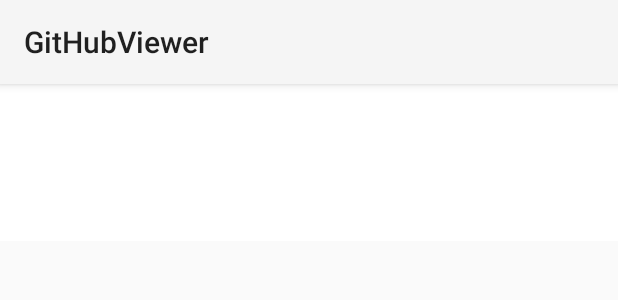
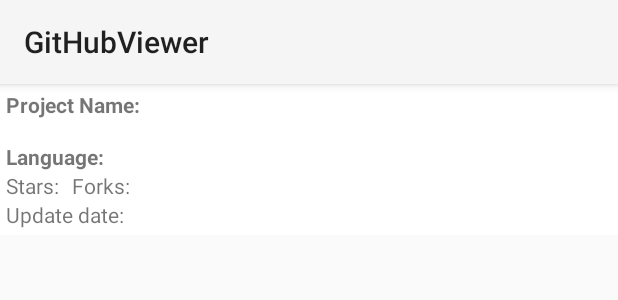
Before and after one commit to vGrynishyn/GitHubViewer, an Android app: the layout list_item_user.xml on its own in the app's theme, with its tools: preview values and no code run, on a phone screen of 412 x 824 dp. Shown: the top 300 px of the screen. Run offline under Robolectric (Android 15) with nearby library versions, the phone set to English and light mode, and no system bars.

Commit message:
Added send data to repos_info activity and fill fields

```diff
--- a/app/src/main/res/layout/list_item_user.xml
+++ b/app/src/main/res/layout/list_item_user.xml
@@ -1,6 +1,7 @@
 <?xml version="1.0" encoding="utf-8"?>
 <LinearLayout xmlns:android="http://schemas.android.com/apk/res/android"
-        android:layout_width="match_parent"
+    xmlns:app="http://schemas.android.com/apk/res-auto"
+    android:layout_width="match_parent"
         android:layout_height="wrap_content"
         android:layout_marginBottom="2dp"
         android:orientation="vertical"
@@ -9,50 +10,101 @@
         android:id="@+id/LinLayout"
         >
 
+    <LinearLayout
+        android:layout_width="wrap_content"
+        android:layout_height="wrap_content">
+        <TextView
+            android:layout_width="wrap_content"
+            android:layout_height="wrap_content"
+            android:layout_weight="1"
+            android:text="Project Name: "
+            android:textStyle="bold" />
         <TextView
             android:id="@+id/reposNameView"
             android:layout_width="match_parent"
             android:layout_height="wrap_content"
-            android:background="#FFFFFF"/>
+            android:background="#FFFFFF"
+            android:textStyle="bold"/> />
+
+    </LinearLayout>
 
         <TextView
             android:id="@+id/reposDescriptionView"
             android:layout_width="match_parent"
+            android:layout_height="15dp"
+            android:background="#FFFFFF"/>
+
+    <LinearLayout
+        android:layout_width="wrap_content"
+        android:layout_height="wrap_content">
+        <TextView
+            android:layout_width="wrap_content"
             android:layout_height="wrap_content"
-            android:background="#FFFFFF"/>
+            android:layout_weight="1"
+            android:text="Language: "
+            android:textStyle="bold" />
         <TextView
             android:id="@+id/reposLangView"
             android:layout_width="match_parent"
             android:layout_height="wrap_content"
-            android:background="#FFFFFF"/>
+            android:background="#FFFFFF" />
+    </LinearLayout>
+
     <LinearLayout
         android:layout_width="wrap_content"
         android:layout_height="wrap_content"
-        android:orientation="horizontal"
-        android:background="#FFFFFF"
-        >
+        android:orientation="horizontal">
+
+        <!--<ImageView-->
+            <!--android:layout_width="wrap_content"-->
+            <!--android:layout_height="wrap_content"-->
+            <!--android:visibility="visible"-->
+            <!--android:id="@+id/imageStars"-->
+            <!--app:srcCompat="@android:drawable/ic_notification_overlay" />-->
 
         <TextView
+            android:id="@+id/starsHeader"
+            android:layout_width="wrap_content"
+            android:layout_height="wrap_content"
+            android:text="Stars: "
+            android:background="#FFFFFF"/>
+        <TextView
             android:id="@+id/reposStarsView"
-            android:layout_width="0dp"
+            android:layout_width="wrap_content"
             android:layout_height="wrap_content"
-            android:layout_marginRight="10dp"
-            android:layout_weight="1"
+            android:layout_toEndOf="@+id/starsHeader"
             android:background="#FFFFFF"/>
 
         <TextView
+            android:id="@+id/forkHeader"
+            android:layout_width="wrap_content"
+            android:layout_height="wrap_content"
+            android:paddingLeft="5dp"
+            android:text="Forks: "
+            android:layout_toEndOf="@+id/reposStarsView"
+            android:background="#FFFFFF"/>
+        <TextView
             android:id="@+id/reposForksView"
-            android:layout_width="0dp"
+            android:layout_width="wrap_content"
+            android:layout_toEndOf="@+id/forkHeader"
             android:layout_height="wrap_content"
-            android:layout_weight="1"
             android:background="#FFFFFF"/>
+    </LinearLayout>
 
-    </LinearLayout>
-        <TextView
+    <LinearLayout
+        android:layout_width="wrap_content"
+        android:layout_height="wrap_content"
+        android:orientation="horizontal">
+    <TextView
+            android:layout_width="wrap_content"
+            android:layout_height="wrap_content"
+            android:text="Update date: "
+            android:background="#FFFFFF"/>
+    <TextView
             android:id="@+id/reposUpdateDateView"
             android:layout_width="match_parent"
             android:layout_height="wrap_content"
             android:background="#FFFFFF"/>
-
+    </LinearLayout>
 
     </LinearLayout>
```
Also changed, not shown: app/build.gradle (+4 -4 lines), app/src/main/java/com/vgrynishyn/githubviewer/MainActivity.java (+18 -10 lines), app/src/main/java/com/vgrynishyn/githubviewer/ReposInfoActivity.java (+24 -14 lines), app/src/main/java/com/vgrynishyn/githubviewer/UserRepository.java (+22 -2 lines), app/src/main/res/layout/activity_repos_info.xml (+50 -0 lines).
